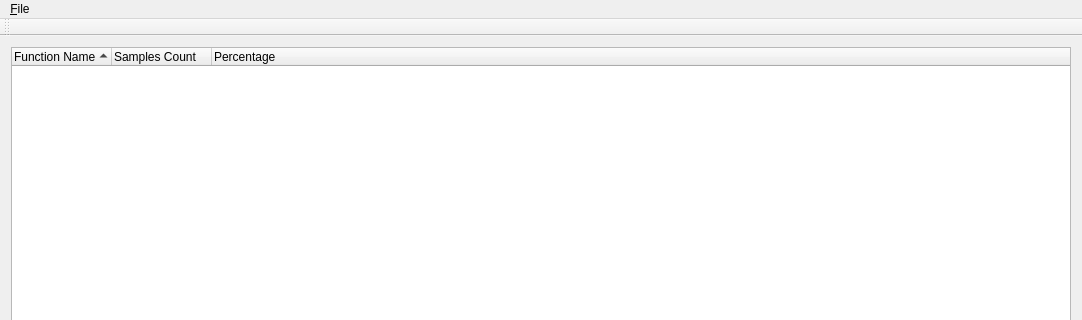
The window that mainwindow.ui (sorokin/qprofiler) describes before a commit, drawn with Qt 5; both pictures show x 0 to 1082 and y 0 to 320 of the 1082 by 804 pixel window.
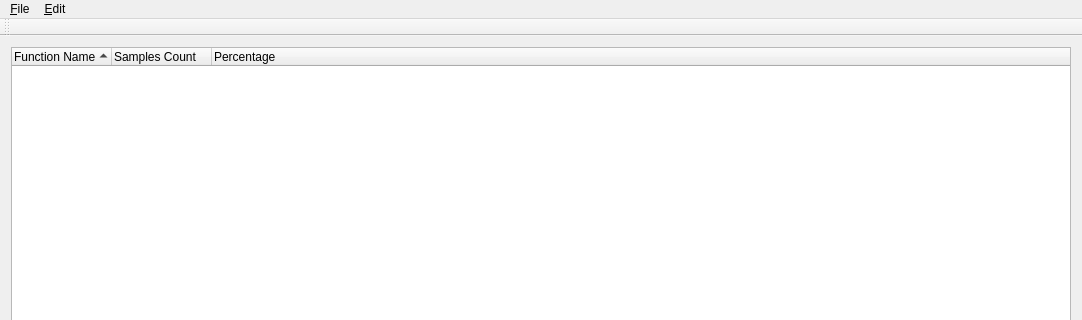
The same window after the commit.

Commit message: introduce expand all action

```diff
--- a/mainwindow.ui
+++ b/mainwindow.ui
@@ -56,7 +56,14 @@
     <addaction name="separator"/>
     <addaction name="actionExit"/>
    </widget>
+   <widget class="QMenu" name="menuEdit">
+    <property name="title">
+     <string>&amp;Edit</string>
+    </property>
+    <addaction name="actionExpand_All"/>
+   </widget>
    <addaction name="menuFile"/>
+   <addaction name="menuEdit"/>
   </widget>
   <widget class="QToolBar" name="mainToolBar">
    <attribute name="toolBarArea">
```
Left out of the diff: 5 changed lines with no effect on the pictures. The commit also changes 2 other files.
